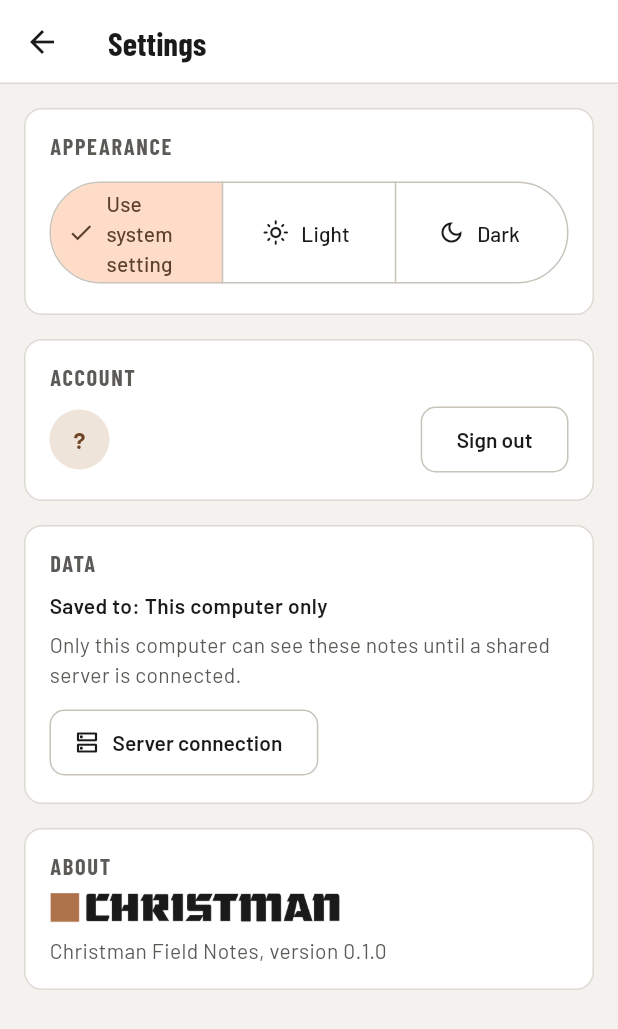
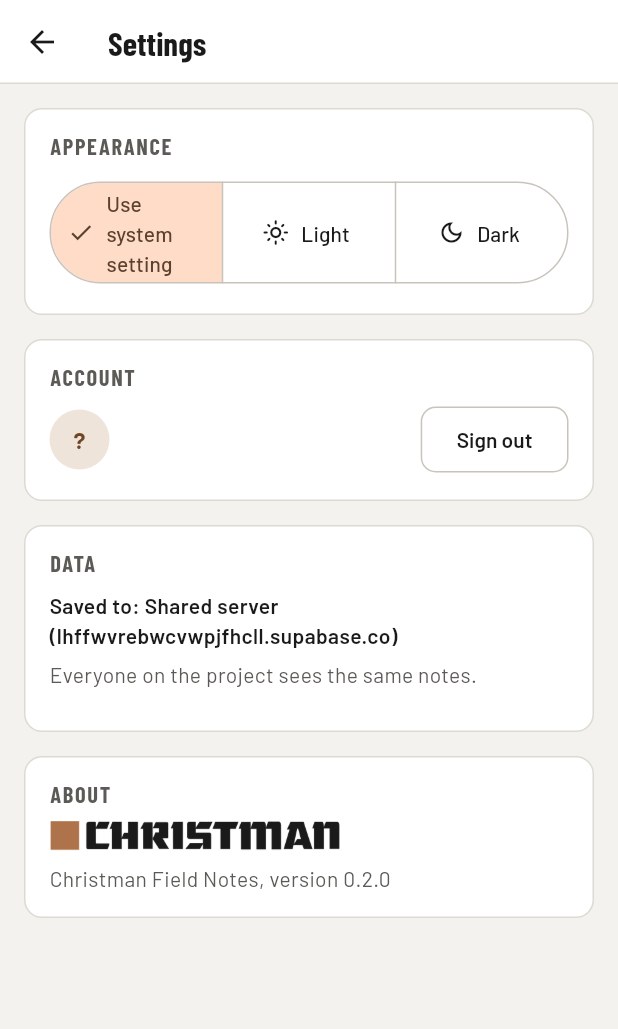
Before and after one commit to rady-radwan/Christman-Field-Notes, a Flutter app: the SettingsScreen screen opened directly, on a phone screen of 412 x 824 dp. Shown: the top 1029 px of the screen. Run offline on Flutter 3.47's test engine with Material 3 defaults, Android fonts, the phone set to English and light mode, and no system bars; our stand-ins replace image_picker, shared_preferences, supabase_flutter; accounts and stored records are empty.

Commit message:
Connect to the company Supabase server by default (v0.2.0)
Co-Authored-By: Claude Opus 5.5 <noreply@anthropic.com>
Claude-Session: https://claude.ai/code/session_01Nv7agRyB5dWQA4q4Njyt4L

```diff
--- a/lib/screens/settings_screen.dart
+++ b/lib/screens/settings_screen.dart
@@ -6,7 +6,7 @@ import '../theme.dart';
 import '../widgets/common.dart';
 import 'admin_screen.dart';
 
-const appVersion = '0.1.0';
+const appVersion = '0.2.0';
 
 Future<void> showServerSettings(BuildContext context) async {
   final state = context.read<AppState>();
@@ -21,7 +21,7 @@ Future<void> showServerSettings(BuildContext context) async {
         child: Column(mainAxisSize: MainAxisSize.min, crossAxisAlignment: CrossAxisAlignment.start, children: [
           Text(
             'Paste the Project URL and the publishable key from your Supabase project '
-            '(Project Settings > API Keys). Leave both empty to keep notes on this computer only.',
+            '(Project Settings > API Keys). Leave both empty to use the Christman company server.',
             style: TextStyle(color: FnColors.of(ctx).muted, height: 1.35),
           ),
           const SizedBox(height: 14),
--- a/lib/state/settings.dart
+++ b/lib/state/settings.dart
@@ -3,9 +3,16 @@ import 'dart:convert';
 import 'package:flutter/material.dart';
 import 'package:shared_preferences/shared_preferences.dart';
 
-/// Server details can be built into the installer (GitHub secrets) or typed in Settings.
-const _builtInUrl = String.fromEnvironment('SUPABASE_URL');
-const _builtInKey = String.fromEnvironment('SUPABASE_ANON_KEY');
+/// The company's shared Field Notes server (Supabase). The publishable key is meant to be
+/// shipped inside apps; the database's security rules (supabase/schema.sql) protect the data.
+const companyServerUrl = 'https://lhffwvrebwcvwpjfhcll.supabase.co';
+const companyServerKey = 'sb_publishable_NiDBo7xCIA5qNrnUEdZTbA_S_JJvVra';
+
+/// A build can still point at another server with --dart-define (e.g. GitHub secrets).
+const _envUrl = String.fromEnvironment('SUPABASE_URL');
+const _envKey = String.fromEnvironment('SUPABASE_ANON_KEY');
+const _builtInUrl = _envUrl == '' ? companyServerUrl : _envUrl;
+const _builtInKey = _envKey == '' ? companyServerKey : _envKey;
 
 class Settings {
   Settings._(this._prefs);
@@ -20,8 +27,10 @@ class Settings {
       };
   Future<void> setThemeMode(ThemeMode m) => _prefs.setString('theme', m.name);
 
-  String get serverUrl => _prefs.getString('server_url') ?? _builtInUrl;
-  String get serverKey => _prefs.getString('server_key') ?? _builtInKey;
+  /// A value typed in Settings wins; otherwise the built-in company server is used.
+  String get serverUrl => _nonEmpty(_prefs.getString('server_url')) ?? _builtInUrl;
+  String get serverKey => _nonEmpty(_prefs.getString('server_key')) ?? _builtInKey;
+  static String? _nonEmpty(String? v) => (v == null || v.trim().isEmpty) ? null : v.trim();
   bool get hasServer => serverUrl.trim().isNotEmpty && serverKey.trim().isNotEmpty;
 
   /// Empty values switch back to "this computer only".
--- a/pubspec.yaml
+++ b/pubspec.yaml
@@ -1,7 +1,7 @@
 name: christman_field_notes
 description: Christman Field Notes - field issue notes with marked-up photos.
 publish_to: 'none'
-version: 0.1.0+1
+version: 0.2.0+2
 
 environment:
   sdk: '>=3.5.0 <4.0.0'
```
